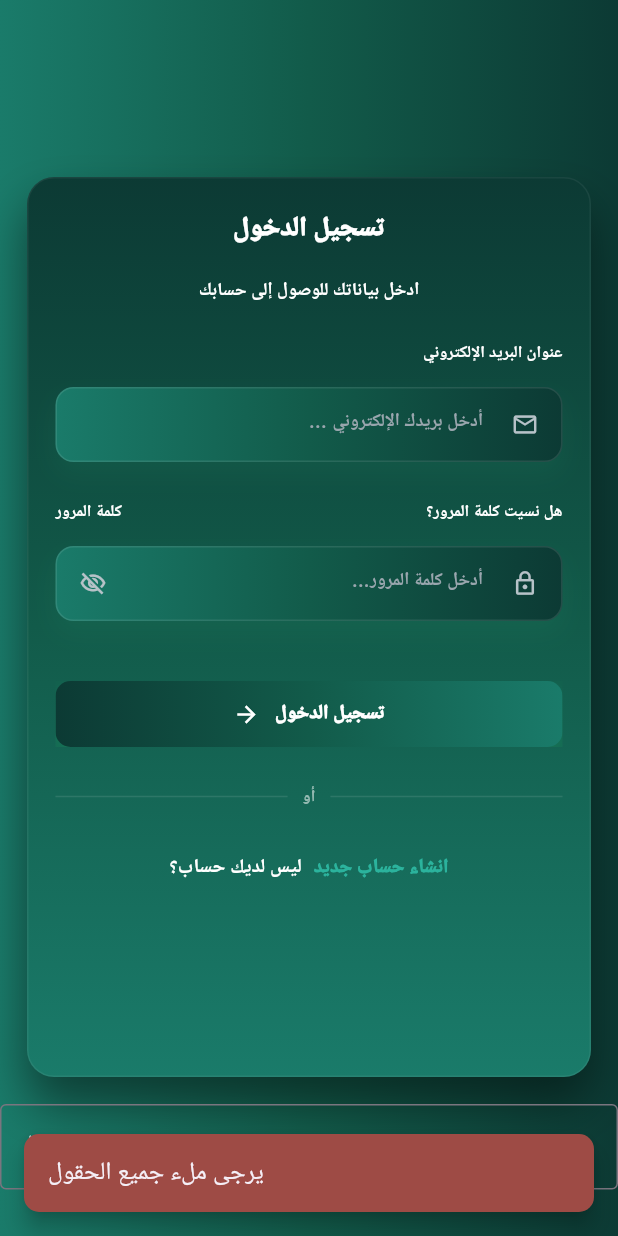
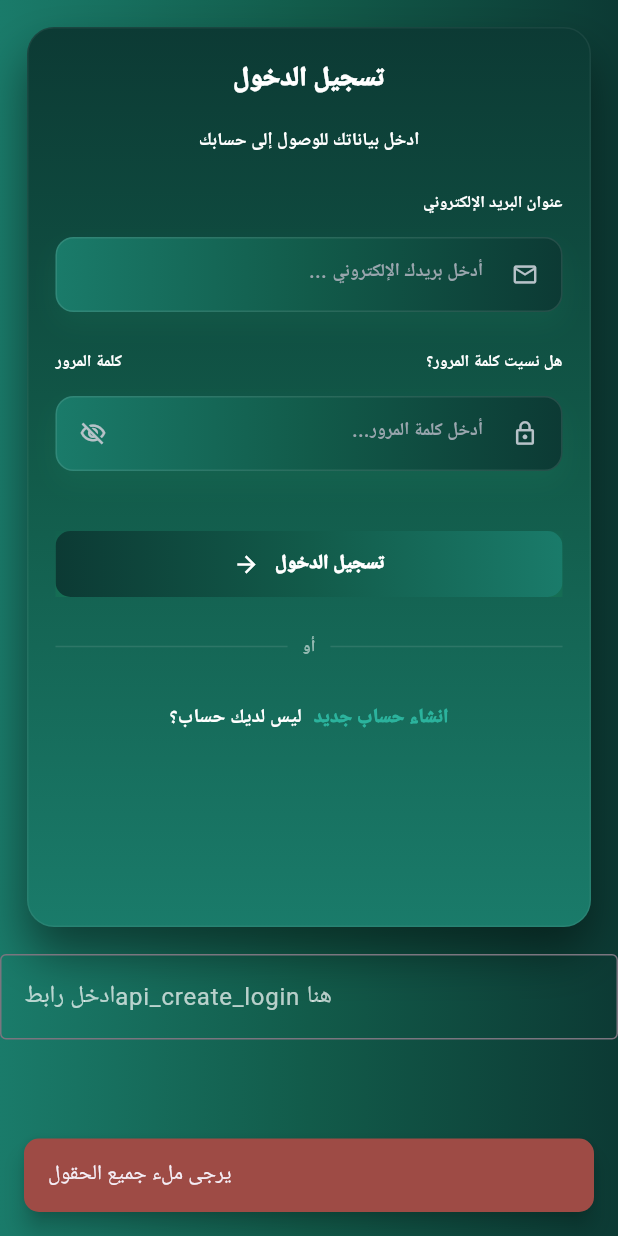
Before and after one commit to MSahyouni/meet-asr, a Flutter app: the screen it shows after launch, after a tap on "تسجيل الدخول", on a phone screen of 412 x 824 dp. Run offline on Flutter 3.47's test engine with Material 3 defaults, Android fonts, the light colour scheme and no system bars; our stand-ins replace audioplayers, file_picker, gap, go_router, open_file, shared_preferences; missing offline and left inert: record, voice_note_kit.

Commit message:
Solving The  Problem log in fetures

```diff
--- a/nabra/lib/controllers/auth_controller.dart
+++ b/nabra/lib/controllers/auth_controller.dart
@@ -1,5 +1,6 @@
 import 'package:flutter/material.dart';
 import 'package:flutter_app/services/auth_service.dart';
+import 'package:flutter_app/services/session_service.dart';
 
 class AuthController {
   //create account handler
@@ -96,13 +97,13 @@ class AuthController {
     if (email.isEmpty || password.isEmpty) {
       ScaffoldMessenger.of(context).showSnackBar(
         SnackBar(
-          content: Text("يرجى ملء جميع الحقول"),
+          content: const Text("يرجى ملء جميع الحقول"),
           backgroundColor: const Color.fromARGB(255, 158, 75, 69),
           behavior: SnackBarBehavior.floating,
           shape: RoundedRectangleBorder(
             borderRadius: BorderRadius.circular(10),
           ),
-          margin: EdgeInsets.all(16),
+          margin: const EdgeInsets.all(16),
         ),
       );
       return;
@@ -115,6 +116,9 @@ class AuthController {
         apiUrl: apiUrl_login,
       );
 
+      //  حفظ حالة تسجيل الدخول
+      await SessionService.saveLoginStatus(true);
+
       ScaffoldMessenger.of(context).showSnackBar(
         SnackBar(
           content: Text(result["message"] ?? "تم تسجيل الدخول بنجاح"),
@@ -123,7 +127,7 @@ class AuthController {
           shape: RoundedRectangleBorder(
             borderRadius: BorderRadius.circular(10),
           ),
-          margin: EdgeInsets.all(16),
+          margin: const EdgeInsets.all(16),
         ),
       );
 
@@ -139,7 +143,7 @@ class AuthController {
           shape: RoundedRectangleBorder(
             borderRadius: BorderRadius.circular(10),
           ),
-          margin: EdgeInsets.all(16),
+          margin: const EdgeInsets.all(16),
         ),
       );
     }
@@ -154,7 +158,7 @@ class AuthController {
   }) async {
     try {
       final result = await AuthService.logout(apiUrl: apiUrl);
-
+      await SessionService.clearSession(); // مسح حالة الجلسة عند تسجيل الخروج
       ScaffoldMessenger.of(context).showSnackBar(
         SnackBar(
           content: Text(result["message"] ?? "تم تسجيل الخروج بنجاح"),
--- a/nabra/lib/main.dart
+++ b/nabra/lib/main.dart
@@ -2,6 +2,7 @@ import 'package:flutter/material.dart';
 import 'package:flutter_app/router.dart';
 
 void main() {
+  WidgetsFlutterBinding.ensureInitialized();
   runApp(const MyApp());
 }
 
@@ -10,21 +11,12 @@ class MyApp extends StatelessWidget {
 
   @override
   Widget build(BuildContext context) {
-    return Builder(
-      builder: (context) {
-        final screenWidth = MediaQuery.of(context).size.width;
-        final screenHeight = MediaQuery.of(context).size.height;
     return MaterialApp.router(
       theme: ThemeData(
         colorScheme: ColorScheme.fromSeed(seedColor: Colors.deepPurple),
-            textTheme: TextTheme(
-              bodyMedium: TextStyle(fontSize: screenWidth * 0.04),
-            ),
       ),
       debugShowCheckedModeBanner: false,
       routerConfig: router,
     );
-      },
-    );
   }
 }
--- a/nabra/lib/router.dart
+++ b/nabra/lib/router.dart
@@ -1,5 +1,4 @@
 import 'package:flutter_app/screens/TTS.dart';
-import 'package:flutter_app/screens/activity_screen.dart';
 import 'package:flutter_app/screens/analysis_audio.dart';
 import 'package:flutter_app/screens/create_account.dart';
 import 'package:flutter_app/screens/home_screen.dart';
@@ -7,7 +6,6 @@ import 'package:flutter_app/screens/log_in_screen.dart';
 import 'package:flutter_app/screens/splash_screen.dart';
 import 'package:flutter_app/screens/summary_page.dart';
 import 'package:go_router/go_router.dart';
-import 'package:flutter/material.dart';
 
 final GoRouter router = GoRouter(
   initialLocation: "/splash",
@@ -46,12 +44,12 @@ final GoRouter router = GoRouter(
         return Tts(apiUrl: extra?['apiUrl'] ?? '');
       },
     ),
-    // GoRoute(
-    //   path: "/login",
-    //   builder: (context, state) {
-    //     return LoginScreen();
-    //   },
-    // ),
+    GoRoute(
+      path: "/login",
+      builder: (context, state) {
+        return LoginScreen();
+      },
+    ),
     GoRoute(
       path: "/create_account",
       builder: (context, state) {
--- a/nabra/lib/screens/log_in_screen.dart
+++ b/nabra/lib/screens/log_in_screen.dart
@@ -14,20 +14,21 @@ class LoginScreen extends StatefulWidget {
 class _LoginScreenState extends State<LoginScreen> {
   final emailCtrl = TextEditingController();
   final passCtrl = TextEditingController();
-
+  final apiCtrl = TextEditingController();
   bool obscure = true;
 
   @override
   void dispose() {
     emailCtrl.dispose();
     passCtrl.dispose();
+    apiCtrl.dispose();
     super.dispose();
   }
 
   @override
   Widget build(BuildContext context) {
     final isRTL = Directionality.of(context) == TextDirection.rtl;
-    final TextEditingController _controller = TextEditingController();
+
     return Scaffold(
       body: Container(
         width: double.infinity,
@@ -42,7 +43,6 @@ class _LoginScreenState extends State<LoginScreen> {
         ),
         child: Column(
           children: [
-            Gap(100),
             SafeArea(
               child: Center(
                 child: SingleChildScrollView(
@@ -63,9 +63,9 @@ class _LoginScreenState extends State<LoginScreen> {
                           context: context,
                           email: emailCtrl.text.trim(),
                           password: passCtrl.text.trim(),
-                          apiUrl_login: _controller.text.trim(),
+                          apiUrl_login: apiCtrl.text.trim(),
                           onSuccess: () {
-                            context.push('/home');
+                            context.go('/home');
                           },
                         );
                       },
@@ -97,7 +97,7 @@ class _LoginScreenState extends State<LoginScreen> {
               ),
             ),
             TextField(
-              controller: _controller,
+              controller: apiCtrl,
               decoration: InputDecoration(
                 border: OutlineInputBorder(),
 
--- a/nabra/lib/screens/splash_screen.dart
+++ b/nabra/lib/screens/splash_screen.dart
@@ -1,16 +1,76 @@
-import 'package:animated_splash_screen/animated_splash_screen.dart';
 import 'package:flutter/material.dart';
+import 'package:flutter_app/services/session_service.dart';
 import 'package:gap/gap.dart';
 import 'package:go_router/go_router.dart';
 
-class SplashScreen extends StatelessWidget {
+class SplashScreen extends StatefulWidget {
   const SplashScreen({super.key});
 
   @override
+  State<SplashScreen> createState() => _SplashScreenState();
+}
+
+class _SplashScreenState extends State<SplashScreen>
+    with SingleTickerProviderStateMixin {
+  late final AnimationController _controller;
+  late final Animation<double> _scaleAnimation;
+
+  @override
+  void initState() {
+    super.initState();
+
+    _controller = AnimationController(
+      vsync: this,
+      duration: const Duration(seconds: 4),
+    );
+
+    _scaleAnimation = CurvedAnimation(
+      parent: _controller,
+      curve: Curves.easeInOut,
+    );
+
+    _controller.forward();
+
+    _navigate();
+  }
+
+  Future<void> _navigate() async {
+    await Future.delayed(const Duration(seconds: 4));
+
+    final isLoggedIn = await SessionService.isLoggedIn();
+
+    if (!mounted) return;
+
+    if (isLoggedIn) {
+      context.go('/home');
+    } else {
+      context.go('/');
+    }
+  }
+
+  @override
+  void dispose() {
+    _controller.dispose();
+    super.dispose();
+  }
+
+  @override
   Widget build(BuildContext context) {
-    return AnimatedSplashScreen.withScreenRouteFunction(
-      splashIconSize: 400,
-      splash: Column(
+    return Scaffold(
+      body: Container(
+        width: double.infinity,
+        height: double.infinity,
+        decoration: const BoxDecoration(
+          gradient: LinearGradient(
+            colors: [Color(0xFF0C3A34), Color(0xFF125B4A), Color(0xFF1A7B6A)],
+            begin: Alignment.centerRight,
+            end: Alignment.centerLeft,
+          ),
+        ),
+        child: Center(
+          child: ScaleTransition(
+            scale: _scaleAnimation,
+            child: Column(
               mainAxisAlignment: MainAxisAlignment.center,
               children: [
                 ClipRRect(
@@ -24,22 +84,17 @@ class SplashScreen extends StatelessWidget {
                     ),
                   ),
                 ),
-          Gap(15),
-          Text(
+                const Gap(15),
+                const Text(
                   "الجمهورية العربية السورية\n   وزارة الدفاع السورية ",
+                  textAlign: TextAlign.center,
                   style: TextStyle(fontSize: 35, fontWeight: FontWeight.bold),
                 ),
               ],
             ),
-      splashTransition: SplashTransition.scaleTransition,
-      animationDuration: Duration(seconds: 4),
-      screenRouteFunction: () async {
-        await Future.delayed(Duration(seconds: 2)).then((value) {
-          // ignore: use_build_context_synchronously
-          context.pushReplacement('/');
-        });
-        return "/";
-      },
+          ),
+        ),
+      ),
     );
   }
 }
--- a/nabra/lib/services/auth_service.dart
+++ b/nabra/lib/services/auth_service.dart
@@ -52,10 +52,11 @@ class AuthService {
   }
 
   //logout
-  static Future<Map<String, dynamic>> logout({required String apiUrl}) async {
-    final apiUrl_logout = apiUrl.replaceAll("register", "logout");
+  static Future<Map<String, dynamic>> logout() async {
+    final apiUrl =
+        'http://127.0.0.1:8000'; // Replace with your actual logout endpoint
     final response = await http.post(
-      Uri.parse(apiUrl_logout),
+      Uri.parse('${apiUrl}/auth/logout'),
       headers: {"Content-Type": "application/json"},
     );
 
--- /dev/null
+++ b/nabra/lib/services/session_service.dart
@@ -0,0 +1,20 @@
+import 'package:shared_preferences/shared_preferences.dart';
+
+class SessionService {
+  static const String _isLoggedInKey = 'is_logged_in';
+
+  static Future<void> saveLoginStatus(bool value) async {
+    final prefs = await SharedPreferences.getInstance();
+    await prefs.setBool(_isLoggedInKey, value);
+  }
+
+  static Future<bool> isLoggedIn() async {
+    final prefs = await SharedPreferences.getInstance();
+    return prefs.getBool(_isLoggedInKey) ?? false;
+  }
+
+  static Future<void> clearSession() async {
+    final prefs = await SharedPreferences.getInstance();
+    await prefs.remove(_isLoggedInKey);
+  }
+}
--- a/nabra/lib/widgets/get_drawer.dart
+++ b/nabra/lib/widgets/get_drawer.dart
@@ -95,7 +95,7 @@ Widget get_Drawer(BuildContext context) {
                       ),
                     ),
                     onPressed: () {
-                      context.push('/');
+                      context.push('/login');
                     },
                     child: Ink(
                       decoration: BoxDecoration(
--- a/nabra/pubspec.yaml
+++ b/nabra/pubspec.yaml
@@ -25,6 +25,7 @@ dependencies:
   just_audio: ^0.10.5
   icons_launcher: ^3.0.0
   audioplayers: ^6.5.1
+  shared_preferences: ^2.5.3
 
 
 
```
Lines whose indentation alone changed are shown as unchanged.
